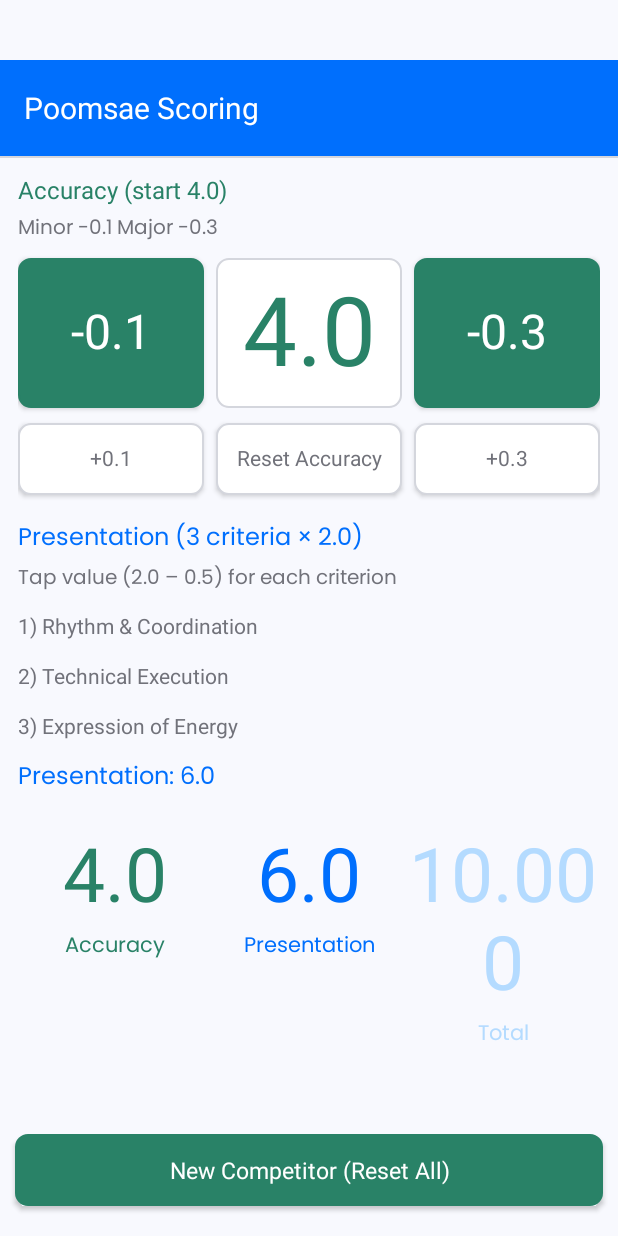
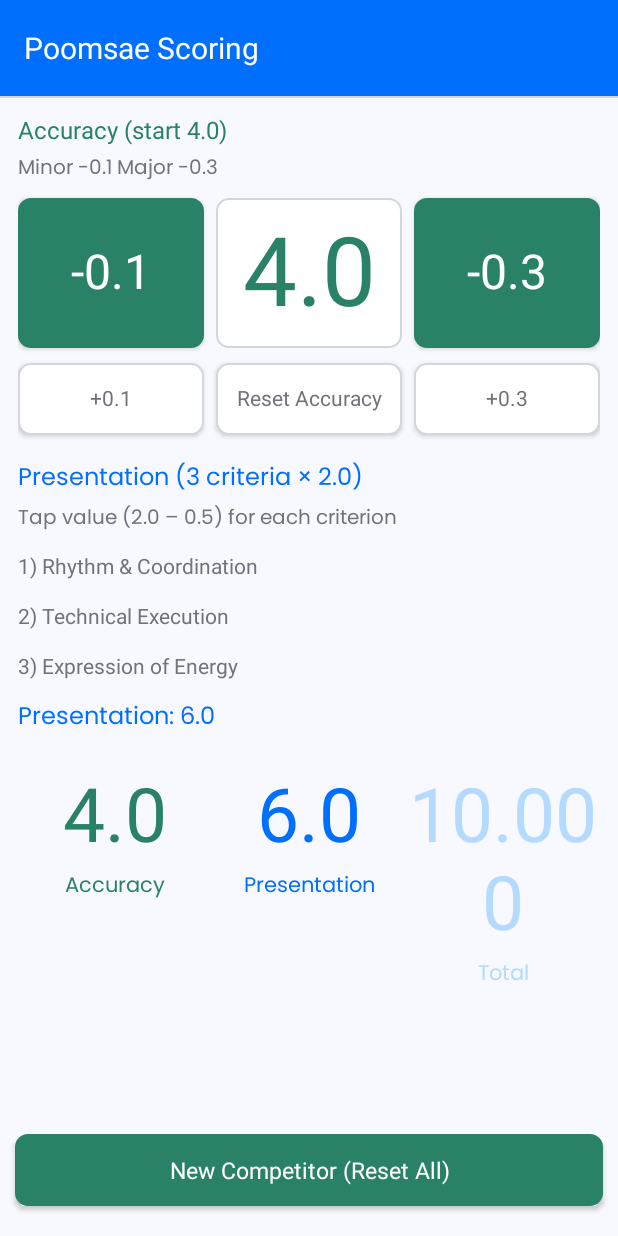
Before and after one commit to vikrantdesai91/PoomsaeScoring, an Android app: the layout activity_main.xml on its own in the app's theme, with its tools: preview values and no code run, on a phone screen of 412 x 824 dp. Run offline under Robolectric (Android 15) with nearby library versions, the phone set to English and light mode, and no system bars; Roboto replaces fonts that are not available here.

Commit message:
feat: Implement transparent status bar and expand .gitignore
Expands the .gitignore file with a comprehensive list of common patterns for Android, Java, Node, and IDE-specific files.

Enables a transparent status bar by setting `fitsSystemWindows` to `true` in `activity_main.xml` and removing a hardcoded top margin from the title TextView.

Updates the score button's text color to `neutral_dark_4` for better contrast.

```diff
--- a/app/src/main/java/com/vicky/poomsaescoring/MainActivity.kt
+++ b/app/src/main/java/com/vicky/poomsaescoring/MainActivity.kt
@@ -165,7 +165,7 @@ class MainActivity : AppCompatActivity() {
                 }
                 text = formatScore(v)
                 textSize = 16f
-                setTextColor(resources.getColor(R.color.btn_text, theme))
+                setTextColor(resources.getColor(R.color.neutral_dark_4, theme))
                 background = getDrawable(R.drawable.score_button_bg)
 
                 setOnClickListener {
--- a/app/src/main/res/layout/activity_main.xml
+++ b/app/src/main/res/layout/activity_main.xml
@@ -3,7 +3,8 @@
     xmlns:app="http://schemas.android.com/apk/res-auto"
     android:layout_width="match_parent"
     android:layout_height="match_parent"
-    android:background="@color/bg_dark">
+    android:background="@color/bg_dark"
+    android:fitsSystemWindows="true">
 
     <!-- Custom Top Bar -->
     <TextView
@@ -16,7 +17,6 @@
         android:paddingHorizontal="16dp"
         android:text="@string/poomsae_scoring"
         android:textColor="@color/white"
-        android:layout_marginTop="40dp"
         android:textSize="20sp"
         app:layout_constraintEnd_toEndOf="parent"
         app:layout_constraintStart_toStartOf="parent"
```
Also changed, not shown: 1 other file.
